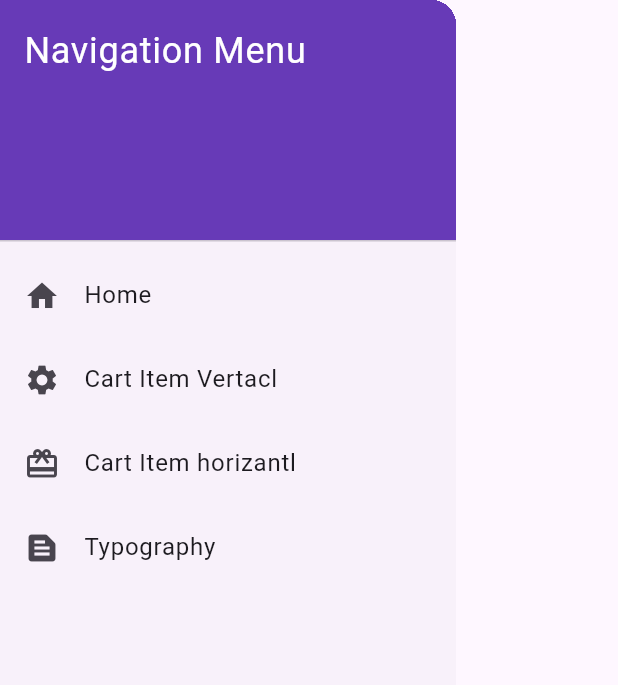
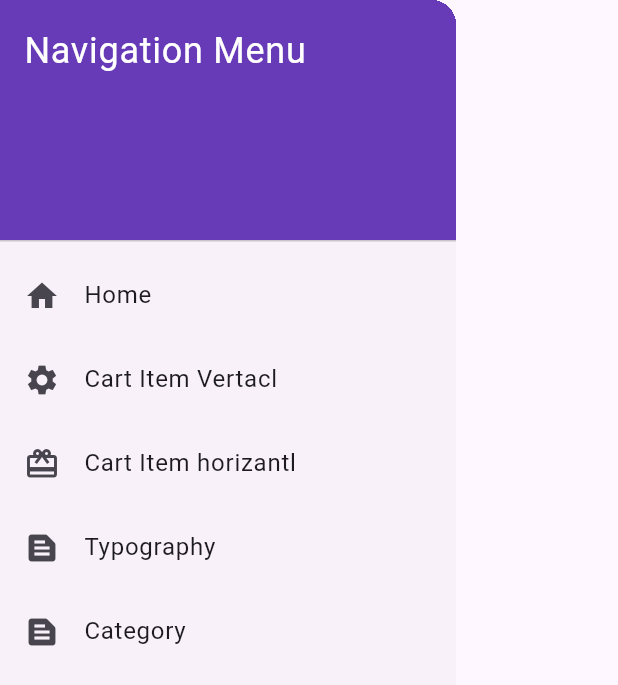
Before and after one commit to yuosif1286/test_app, a Flutter app: the AppDrawer widget shown alone on an empty page, opened directly, on a phone screen of 412 x 824 dp. Shown: the top 685 px of the screen. Run offline on Flutter 3.47's test engine with Material 3 defaults, Android fonts, the phone set to English and light mode, and no system bars; missing offline and left inert: sales_uikit; statements that could not run were skipped.

Commit message:
modify outline text

```diff
--- a/lib/layout/drawer.dart
+++ b/lib/layout/drawer.dart
@@ -47,6 +47,14 @@ class AppDrawer extends StatelessWidget {
               Navigator.pushNamed(context, '/typography');
             },
           ),
+          ListTile(
+            leading: const Icon(Icons.text_snippet),
+            title: const Text('Category'),
+            onTap: () {
+              Navigator.pop(context);
+              Navigator.pushNamed(context, '/category');
+            },
+          ),
         ],
       ),
     );
--- a/lib/main.dart
+++ b/lib/main.dart
@@ -3,6 +3,7 @@ import 'package:sales_uikit/Components/s_app_bar.dart';
 import 'package:test_app/layout/drawer.dart';
 import 'package:test_app/pages/card_item_horizantl.dart';
 import 'package:test_app/pages/card_item_vertical.dart';
+import 'package:test_app/pages/category_btn.dart';
 import 'package:test_app/pages/typography.dart';
 
 void main() {
@@ -56,6 +57,7 @@ class _MyAppState extends State<MyApp> {
         '/cartItemVertical': (context) => const CartItemVertical(),
         '/typography': (context) => const TypographyPage(),
         '/cartItemHorizantl': (context) => const CardItemHorizantl(),
+        '/category':(context)=>const CategoryBtn()
       },
     );
   }
--- a/lib/pages/card_item_vertical.dart
+++ b/lib/pages/card_item_vertical.dart
@@ -8,9 +8,9 @@ class CartItemVertical extends StatelessWidget {
 
   @override
   Widget build(BuildContext context) {
-    return Scaffold(
+    return const Scaffold(
        backgroundColor: Colors.grey,
-      appBar: const SAppBar(
+      appBar: SAppBar(
         title: 'Cart Item',
         showBackButton: false,
       ),
--- a/lib/pages/typography.dart
+++ b/lib/pages/typography.dart
@@ -2,7 +2,7 @@
 
 import 'package:flutter/material.dart';
 import 'package:sales_uikit/Components/s_app_bar.dart';
-import 'package:sales_uikit/Constants/s_typography.dart';
+import 'package:sales_uikit/Constants/Text/s_typography.dart';
 class TypographyPage extends StatelessWidget {
   const TypographyPage({super.key});
 
```
Also changed, not shown: lib/pages/card_item_horizantl.dart (+17 -13 lines), lib/pages/category_btn.dart (added, +24 -0 lines), pubspec.yaml (+4 -4 lines), pubspec.lock.
